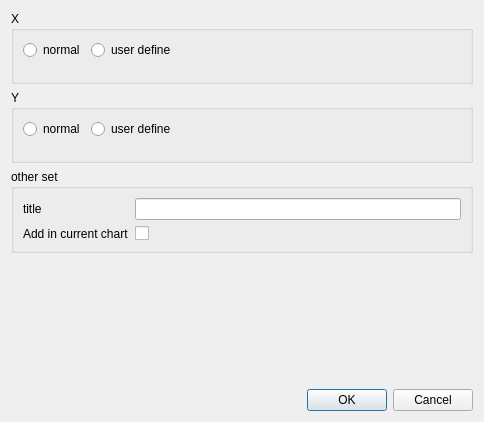
First picture: the form in src/signA/dialog/SAAddLineChartSetDialog.ui, repository czyt1988/sa, before the edit.
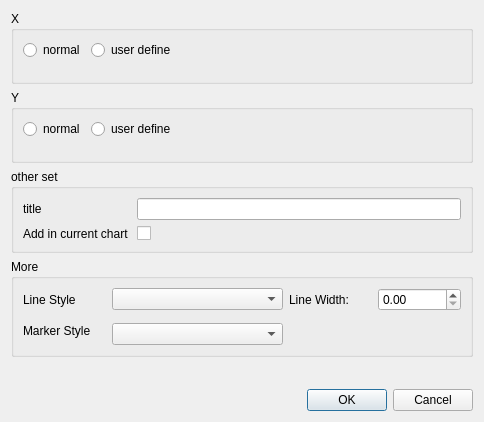
Second picture: the form after the edit. Custom widgets are drawn as their Qt base class.

Diff of the .ui file:
```diff
--- a/src/signA/dialog/SAAddLineChartSetDialog.ui
+++ b/src/signA/dialog/SAAddLineChartSetDialog.ui
@@ -122,6 +122,9 @@
       <string>other set</string>
      </property>
      <layout class="QGridLayout" name="gridLayout">
+      <item row="0" column="1" colspan="3">
+       <widget class="QLineEdit" name="lineEditTitle"/>
+      </item>
       <item row="0" column="0">
        <widget class="QLabel" name="label">
         <property name="text">
@@ -129,9 +132,6 @@
         </property>
        </widget>
       </item>
-      <item row="0" column="1">
-       <widget class="QLineEdit" name="lineEditTitle"/>
-      </item>
       <item row="1" column="0">
        <widget class="QLabel" name="label_2">
         <property name="text">
@@ -139,7 +139,7 @@
         </property>
        </widget>
       </item>
-      <item row="1" column="1">
+      <item row="1" column="1" colspan="3">
        <widget class="QCheckBox" name="checkBoxAddInCur">
         <property name="text">
          <string/>
@@ -149,6 +149,51 @@
      </layout>
     </widget>
    </item>
+   <item>
+    <widget class="QGroupBox" name="groupBox">
+     <property name="minimumSize">
+      <size>
+       <width>0</width>
+       <height>0</height>
+      </size>
+     </property>
+     <property name="title">
+      <string>More</string>
+     </property>
+     <layout class="QGridLayout" name="gridLayout_2">
+      <item row="0" column="0">
+       <widget class="QLabel" name="label_3">
+        <property name="text">
+         <string>Line Style</string>
+        </property>
+       </widget>
+      </item>
+      <item row="0" column="1" colspan="2">
+       <widget class="SAPenStyleComboBox" name="penStyleComboBox"/>
+      </item>
+      <item row="0" column="3">
+       <widget class="QLabel" name="label_5">
+        <property name="text">
+         <string>Line Width:</string>
+        </property>
+       </widget>
+      </item>
+      <item row="0" column="4">
+       <widget class="QDoubleSpinBox" name="doubleSpinBox"/>
+      </item>
+      <item row="1" column="0" rowspan="2">
+       <widget class="QLabel" name="label_4">
+        <property name="text">
+         <string>Marker Style</string>
+        </property>
+       </widget>
+      </item>
+      <item row="2" column="1" colspan="2">
+       <widget class="SAQwtSymbolComboBox" name="symboComboBox"/>
+      </item>
+     </layout>
+    </widget>
+   </item>
    <item>
     <spacer name="verticalSpacer">
      <property name="orientation">
@@ -201,6 +246,16 @@
    <header>SAUserDefineAxisDataWidget.h</header>
    <container>1</container>
   </customwidget>
+  <customwidget>
+   <class>SAPenStyleComboBox</class>
+   <extends>QComboBox</extends>
+   <header>SAPenStyleComboBox.h</header>
+  </customwidget>
+  <customwidget>
+   <class>SAQwtSymbolComboBox</class>
+   <extends>QComboBox</extends>
+   <header>SAQwtSymbolComboBox.h</header>
+  </customwidget>
  </customwidgets>
  <resources/>
  <connections>
```
